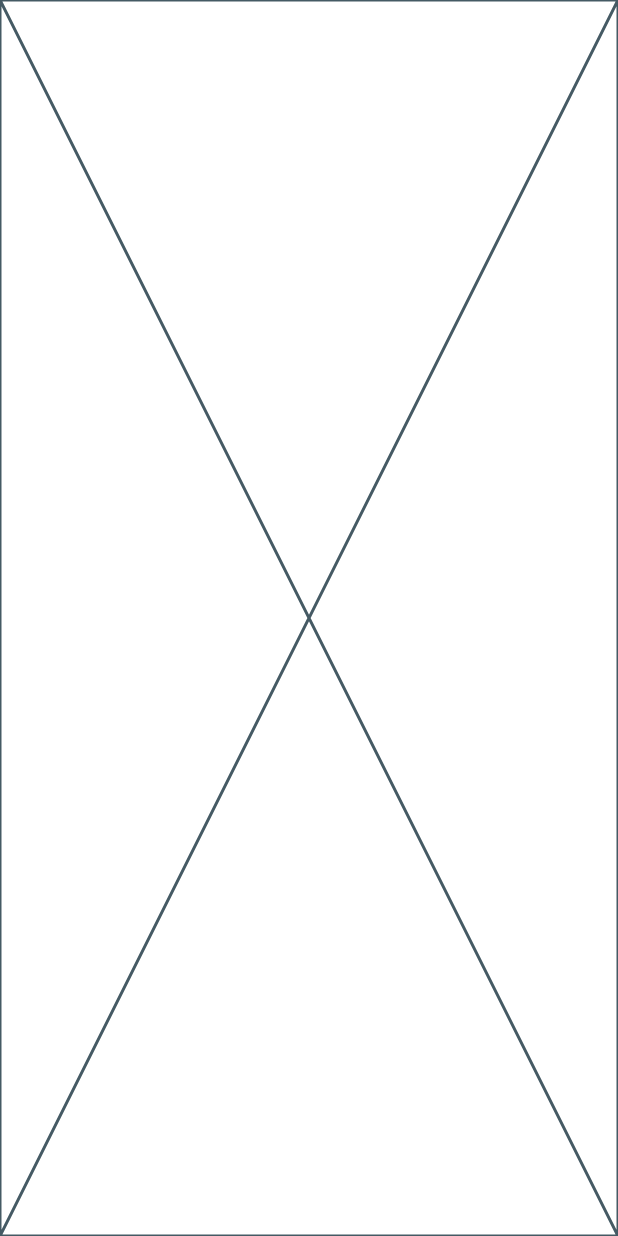
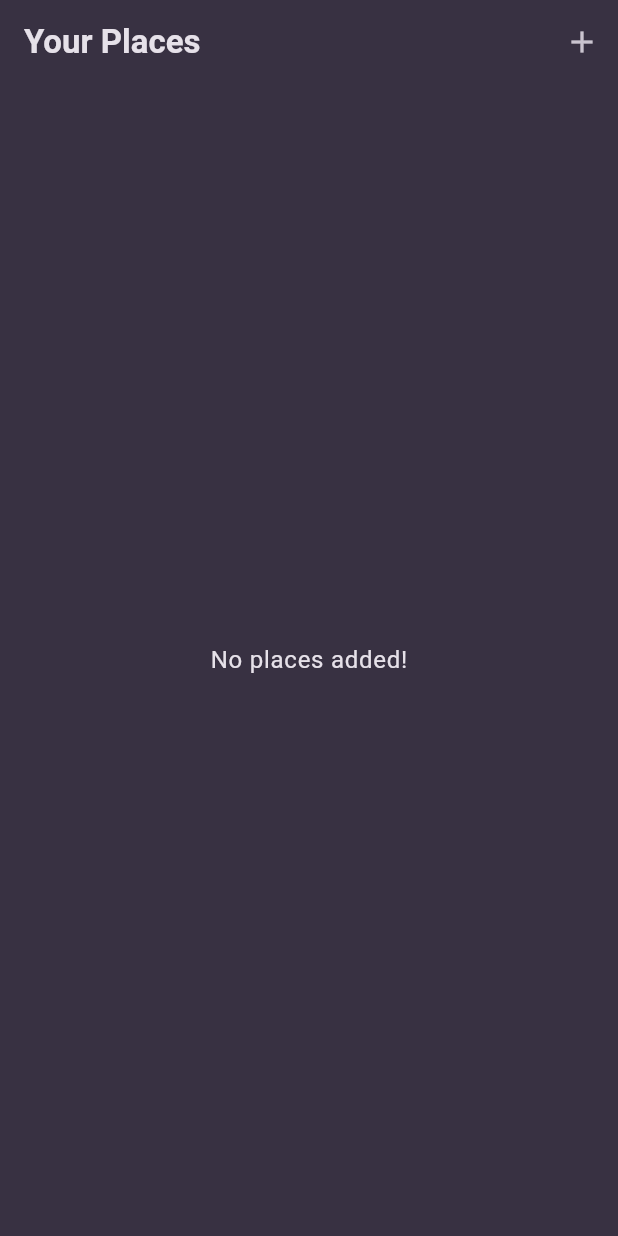
Before and after one commit to ikramzargar/favourite_places, a Flutter app: the screen it shows after launch, on a phone screen of 412 x 824 dp. Run offline on Flutter 3.47's test engine with Material 3 defaults, Android fonts, the phone set to English and light mode, and no system bars; our stand-ins replace flutter_riverpod, google_fonts, image_picker, location, sqflite; accounts and stored records are empty.

Commit message:
final commit

```diff
--- a/lib/main.dart
+++ b/lib/main.dart
@@ -1,15 +1,17 @@
+import 'package:favourite_places/screens/places.dart';
 import 'package:flutter/material.dart';
+import 'package:flutter_riverpod/flutter_riverpod.dart';
 
 import 'package:google_fonts/google_fonts.dart';
 
 final colorScheme = ColorScheme.fromSeed(
   brightness: Brightness.dark,
   seedColor: const Color.fromARGB(255, 102, 6, 247),
-  background: const Color.fromARGB(255, 56, 49, 66),
+  surface: const Color.fromARGB(255, 56, 49, 66),
 );
 
 final theme = ThemeData().copyWith(
-  scaffoldBackgroundColor: colorScheme.background,
+  scaffoldBackgroundColor: colorScheme.surface,
   colorScheme: colorScheme,
   textTheme: GoogleFonts.ubuntuCondensedTextTheme().copyWith(
     titleSmall: GoogleFonts.ubuntuCondensed(
@@ -26,7 +28,7 @@ final theme = ThemeData().copyWith(
 
 void main() {
   runApp(
-    const MyApp(),
+    const ProviderScope(child: MyApp()),
   );
 }
 
@@ -38,7 +40,7 @@ class MyApp extends StatelessWidget {
     return MaterialApp(
       title: 'Great Places',
       theme: theme,
-      home: Placeholder(),
+      home: const PlacesScreen(),
     );
   }
 }
--- /dev/null
+++ b/lib/models/place.dart
@@ -0,0 +1,16 @@
+import 'dart:io';
+
+import 'package:uuid/uuid.dart';
+
+const uuid = Uuid();
+
+class Place {
+  Place({
+    required this.title,
+    required this.image,
+    String? id
+  }) : id = id ?? uuid.v4();
+  final String title;
+  final String id;
+  final File image;
+}
--- /dev/null
+++ b/lib/providers/user_places.dart
@@ -0,0 +1,58 @@
+import 'dart:io';
+import 'package:path_provider/path_provider.dart' as syspaths;
+import 'package:path/path.dart' as path;
+import 'package:favourite_places/models/place.dart';
+import 'package:flutter_riverpod/flutter_riverpod.dart';
+import 'package:sqflite/sqflite.dart' as sql;
+import 'package:sqflite/sqlite_api.dart';
+
+class UserPlacesNotifier extends StateNotifier<List<Place>> {
+  UserPlacesNotifier() : super(const []);
+
+  Future<Database> _getDatabase() async {
+    final dbPath = await sql.getDatabasesPath();
+    final db = await sql.openDatabase(path.join(dbPath, 'places.db'),
+        onCreate: (db, version) {
+      return db.execute(
+          'CREATE TABLE user_places(id TEXT PRIMARY KEY, title TEXT, image TEXT)');
+    }, version: 1);
+    return db;
+  }
+
+  Future<void> loadPlaces() async {
+    final db = await _getDatabase();
+    final data = await db.query('user_places');
+    final places = data
+        .map(
+          (row) => Place(
+            id: row['id'] as String,
+            title: row['title'] as String,
+            image: File(
+              row['image'] as String,
+            ),
+          ),
+        )
+        .toList();
+    state = places;
+  }
+
+  void addPlace(String title, File image) async {
+    final appDir = await syspaths.getApplicationDocumentsDirectory();
+    final fileName = path.basename(image.path);
+    final copiedImage = await image.copy('${appDir.path}/$fileName');
+    final newPlace = Place(title: title, image: copiedImage);
+
+    final db = await _getDatabase();
+    db.insert('user_places', {
+      'id': newPlace.id,
+      'title': newPlace.title,
+      'image': newPlace.image.path,
+    });
+    state = [newPlace, ...state];
+  }
+}
+
+final userPlacesProvider =
+    StateNotifierProvider<UserPlacesNotifier, List<Place>>(
+  (ref) => UserPlacesNotifier(),
+);
--- /dev/null
+++ b/lib/screens/places.dart
@@ -0,0 +1,43 @@
+import 'package:favourite_places/providers/user_places.dart';
+import 'package:favourite_places/screens/add_place.dart';
+import 'package:favourite_places/widgets/places_list.dart';
+import 'package:flutter/material.dart';
+import 'package:flutter_riverpod/flutter_riverpod.dart';
+
+class PlacesScreen extends ConsumerStatefulWidget {
+  const PlacesScreen({super.key});
+  @override
+  ConsumerState<ConsumerStatefulWidget> createState() {
+   return _PlacesScreenState();
+  }
+}
+  class _PlacesScreenState extends ConsumerState<PlacesScreen>{
+ late Future<void> _placesFuture;
+  @override
+  void initState() {
+  _placesFuture =  ref.read(userPlacesProvider.notifier).loadPlaces();
+    super.initState();
+  }
+  @override
+  Widget build(BuildContext context) {
+   final userPlaces =  ref.watch(userPlacesProvider);
+    return Scaffold(
+      appBar: AppBar(
+        title: const Text('Your Places'),
+        actions: [
+          IconButton(
+            onPressed: () {
+              Navigator.of(context).push(MaterialPageRoute(
+                  builder: (context) => const AddPlaceScreen()));
+            },
+            icon: const Icon(Icons.add),
+          ),
+        ],
+      ),
+      body: Padding(
+        padding: const EdgeInsets.all(8.0),
+        child: FutureBuilder(future: _placesFuture, builder: (context,snapshot)=> snapshot.connectionState==ConnectionState.waiting?Center(child: CircularProgressIndicator()):PlacesList(places: userPlaces))),
+      );
+
+  }
+}
--- /dev/null
+++ b/lib/widgets/places_list.dart
@@ -0,0 +1,48 @@
+import 'package:favourite_places/screens/place_detail.dart';
+import 'package:flutter/material.dart';
+
+import '../models/place.dart';
+
+class PlacesList extends StatelessWidget {
+  const PlacesList({super.key, required this.places});
+  final List<Place> places;
+
+  @override
+  Widget build(BuildContext context) {
+    if (places.isEmpty) {
+      return Center(
+        child: Text(
+          'No places added!',
+          style: Theme.of(context).textTheme.bodyLarge!.copyWith(
+                color: Theme.of(context).colorScheme.onSurface,
+              ),
+        ),
+      );
+    }
+
+    return ListView.builder(
+      itemCount: places.length,
+      itemBuilder: (ctx, index) => ListTile(
+        onTap: () {
+          Navigator.of(context).push(
+            MaterialPageRoute(
+              builder: (context) => PlaceDetailScreen(
+                place: places[index],
+              ),
+            ),
+          );
+        },
+        leading: CircleAvatar(
+          radius: 26,
+          backgroundImage: FileImage(places[index].image),
+        ),
+        title: Text(
+          places[index].title,
+          style: Theme.of(context).textTheme.titleMedium!.copyWith(
+                color: Theme.of(context).colorScheme.onSurface,
+              ),
+        ),
+      ),
+    );
+  }
+}
```
Also changed, not shown: lib/screens/add_place.dart (added, +80 -0 lines), lib/screens/place_detail.dart (added, +20 -0 lines), lib/widgets/image_input.dart (added, +57 -0 lines), lib/widgets/location_input.dart (added, +96 -0 lines), pubspec.yaml (+8 -0 lines), pubspec.lock.
